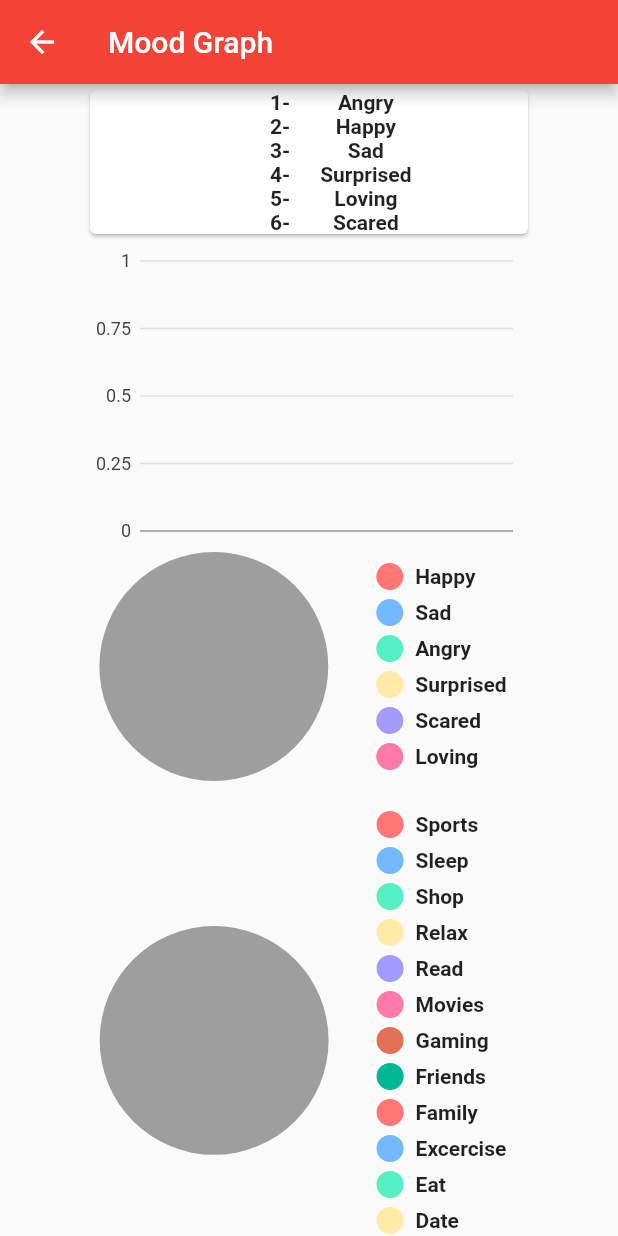
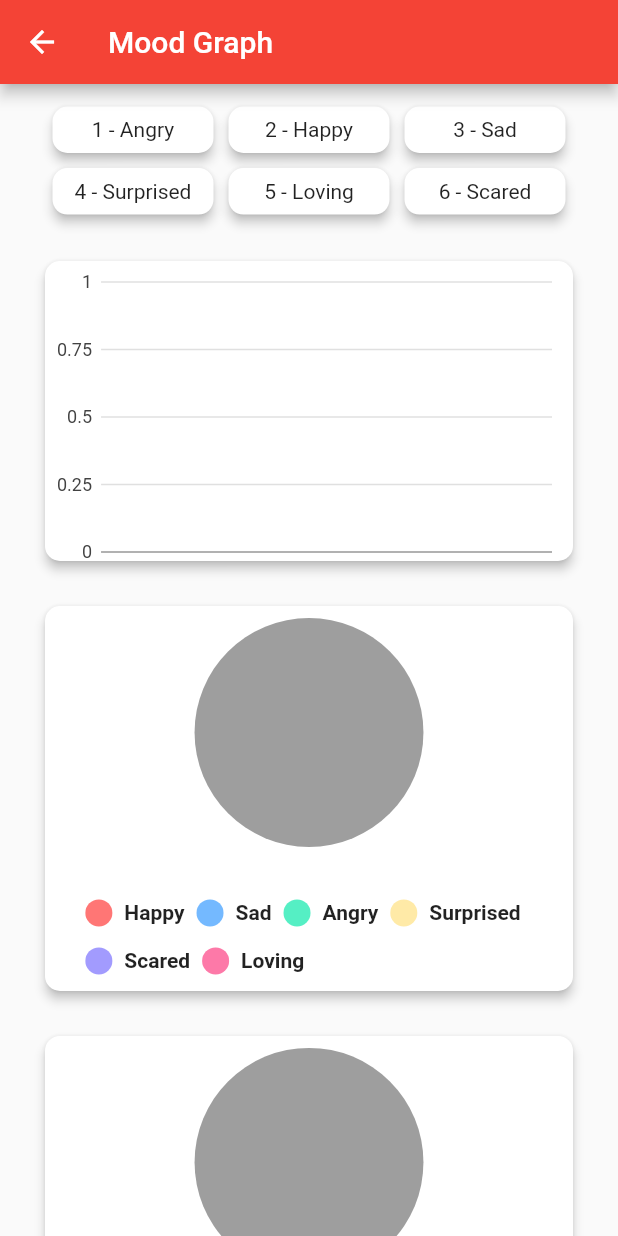
Before and after one commit to Himanshuranjan30/Mood-Diary-Flutter, a Flutter app: the MoodChart screen opened by its route, on a phone screen of 412 x 824 dp. Run offline on Flutter 3.47's test engine with Material 2 defaults, Android fonts, the phone set to English and light mode, and no system bars; drawn by our look-alikes of pie_chart; our stand-ins replace charts_flutter, sqflite; accounts and stored records are empty.

Commit message:
Graph page improved

```diff
--- a/lib/screens/chart.dart
+++ b/lib/screens/chart.dart
@@ -11,86 +11,83 @@ class MoodChart extends StatefulWidget {
 }
 
 class _MoodChartState extends State<MoodChart> {
-  List<CircleAvatar> colors = [
-    CircleAvatar(backgroundColor: Colors.red),
-    CircleAvatar(backgroundColor: Colors.black),
-    CircleAvatar(backgroundColor: Colors.pink),
-    CircleAvatar(backgroundColor: Colors.purple),
-    CircleAvatar(backgroundColor: Colors.green),
-    CircleAvatar(backgroundColor: Colors.blue)
+  List<Color> defaultColorList = [
+    Color(0xFFff7675),
+    Color(0xFF74b9ff),
+    Color(0xFF55efc4),
+    Color(0xFFffeaa7),
+    Color(0xFFa29bfe),
+    Color(0xFFfd79a8),
+    Color(0xFFe17055),
+    Color(0xFF00b894),
   ];
 
-  List<String> colornames = ['Red', 'Black', 'Pink', 'Purple', 'Green', 'Blue'];
-  double a=0;
-  double b=0;
-  double c=0;
-  double d=0;
-  double e=0;
-  double f=0;
-  double g=0;
-  double h=0;
-  double i=0;
-  double j=0;
-  double k=0;
-  double l=0;
-  double m=0;
-  double n=0;
-  double o=0;
-  double p=0;
-  double q=0;
-  double r=0;
-  double s=0;
+  double a = 0;
+  double b = 0;
+  double c = 0;
+  double d = 0;
+  double e = 0;
+  double f = 0;
+  double g = 0;
+  double h = 0;
+  double i = 0;
+  double j = 0;
+  double k = 0;
+  double l = 0;
+  double m = 0;
+  double n = 0;
+  double o = 0;
+  double p = 0;
+  double q = 0;
+  double r = 0;
+  double s = 0;
 
   Map<String, double> dataMap = Map();
-  Map<String, double> dataMap2=Map();
+  Map<String, double> dataMap2 = Map();
   void initState() {
     super.initState();
-    Provider.of<MoodCard>(context,listen: false).data.forEach((element) {
-      if(element.moodno==1)
-        a=a+1;
-      else if(element.moodno==2)
-        b=b+1;
-      else if(element.moodno==3)
-        c=c+1;
-      else if(element.moodno==4)
-        d=d+1;
-      else if(element.moodno==5)
-      e=e+1;
+    Provider.of<MoodCard>(context, listen: false).data.forEach((element) {
+      if (element.moodno == 1)
+        a = a + 1;
+      else if (element.moodno == 2)
+        b = b + 1;
+      else if (element.moodno == 3)
+        c = c + 1;
+      else if (element.moodno == 4)
+        d = d + 1;
+      else if (element.moodno == 5)
+        e = e + 1;
       else
-       f=f+1;
-
-
+        f = f + 1;
     });
 
-    Provider.of<MoodCard>(context,listen: false).actiname.forEach((element) {
-      if(element=='Sports')
-       g=g+1;
-      else if(element=='Sleep')
-       h=h+1;
-       else if(element=='Shop')
-       i=i+1;
-       else if(element=='Relax')
-       j=j+1;
-       else if(element=='Read')
-       k=k+1;
-       else if(element=='Movies')
-       l=l+1;
-       else if(element=='Gaming')
-       m=m+1;
-       else if(element=='Friends')
-       n=n+1;
-       else if(element=='Family')
-       o=o+1;
-       else if(element=='Excercise')
-       p=p+1;
-       else if(element=='Eat')
-       q=q+1;
-       else if(element=='Date')
-       r=r+1;
-       else if(element=='Clean')
-       s=s+1;
+    Provider.of<MoodCard>(context, listen: false).actiname.forEach((element) {
+      if (element == 'Sports')
+        g = g + 1;
+      else if (element == 'Sleep')
+        h = h + 1;
+      else if (element == 'Shop')
+        i = i + 1;
+      else if (element == 'Relax')
+        j = j + 1;
+      else if (element == 'Read')
+        k = k + 1;
+      else if (element == 'Movies')
+        l = l + 1;
+      else if (element == 'Gaming')
+        m = m + 1;
+      else if (element == 'Friends')
+        n = n + 1;
+      else if (element == 'Family')
+        o = o + 1;
+      else if (element == 'Excercise')
+        p = p + 1;
+      else if (element == 'Eat')
+        q = q + 1;
+      else if (element == 'Date')
+        r = r + 1;
+      else if (element == 'Clean') s = s + 1;
     });
-
 
     dataMap.putIfAbsent("Happy", () => b);
     dataMap.putIfAbsent("Sad", () => c);
@@ -111,7 +108,6 @@ class _MoodChartState extends State<MoodChart> {
     dataMap2.putIfAbsent('Eat', () => q);
     dataMap2.putIfAbsent('Date', () => r);
     dataMap2.putIfAbsent('Clean', () => s);
-
   }
 
   @override
@@ -123,104 +119,157 @@ class _MoodChartState extends State<MoodChart> {
         data: data,
         domainFn: (MoodData series, _) => series.date,
         measureFn: (MoodData series, _) => series.moodno,
-        colorFn: (MoodData series, _) =>
-            charts.ColorUtil.fromDartColor(Colors.blue),
+        colorFn: (MoodData series, _) => charts.ColorUtil.fromDartColor(
+          Color(0xFF74b9ff),
+        ),
       )
     ];
 
     return Scaffold(
       appBar: AppBar(title: Text('Mood Graph'), backgroundColor: Colors.red),
-      body: SingleChildScrollView(
-              child: Column(
+      body: ListView(
+        padding: EdgeInsets.symmetric(horizontal: 30, vertical: 10),
         children: <Widget>[
-              Container(
-        width:300,
-        child: Card(
-                    child: Row(
-            children: <Widget>[
-              SizedBox(width: 120),
-              Column(
-                children: <Widget>[
-                  Text('1-',style: TextStyle(fontWeight:FontWeight.bold),),
-                  Text('2-',style: TextStyle(fontWeight:FontWeight.bold),),
-                  Text('3-',style: TextStyle(fontWeight:FontWeight.bold),),
-                  Text('4-',style: TextStyle(fontWeight:FontWeight.bold),),
-                  Text('5-',style: TextStyle(fontWeight:FontWeight.bold),),
-                  Text('6-',style: TextStyle(fontWeight:FontWeight.bold),)
-                ],
-              ),
-              SizedBox(width:20),
-              Column(children: <Widget>[
-                Text('Angry',style: TextStyle(fontWeight:FontWeight.bold),),
-                Text('Happy',style: TextStyle(fontWeight:FontWeight.bold),),
-                Text('Sad',style: TextStyle(fontWeight:FontWeight.bold),),
-                Text('Surprised',style: TextStyle(fontWeight:FontWeight.bold),),
-                Text('Loving',style: TextStyle(fontWeight:FontWeight.bold),),
-                Text('Scared',style: TextStyle(fontWeight:FontWeight.bold),)
-              ])
-            ],
+          SizedBox(
+            height: 108,
+            width: 300,
+            child: GridView.count(
+              crossAxisCount: 3,
+              childAspectRatio: (300 - 30) / (108 - 30),
+              crossAxisSpacing: 10,
+              mainAxisSpacing: 10,
+              padding: EdgeInsets.symmetric(vertical: 5, horizontal: 5),
+              children: List.generate(
+                  6,
+                  (index) => MyMoodCard(Text(
+                        "${index + 1} - ${[
+                          'Angry',
+                          'Happy',
+                          'Sad',
+                          'Surprised',
+                          'Loving',
+                          'Scared'
+                        ][index]}",
+                        textAlign: TextAlign.center,
+                      ))),
             ),
           ),
-              ),
-              Center(
-        child: Container(
+          Container(
             height: 200,
-          width: 300,
-          child: charts.BarChart(
+            child: MyMoodCard(
+              charts.BarChart(
                 series,
                 animate: true,
               ),
             ),
           ),
+          Container(
+            height: 30,
+          ),
+          Container(
+            width: 200,
+            child: MyMoodCard(
               PieChart(
                 dataMap: dataMap,
                 animationDuration: Duration(milliseconds: 800),
                 chartLegendSpacing: 32.0,
                 chartRadius: MediaQuery.of(context).size.width / 2.7,
+                chartType: ChartType.disc,
+                legendOptions: LegendOptions(
+                  showLegendsInRow: true,
+                  legendPosition: LegendPosition.bottom,
+                  showLegends: true,
+                  legendShape: BoxShape.circle,
+                  legendTextStyle: TextStyle(
+                    fontWeight: FontWeight.bold,
+                  ),
+                ),
+                chartValuesOptions: ChartValuesOptions(
+                  showChartValueBackground: true,
+                  showChartValues: true,
                   showChartValuesInPercentage: true,
-              showChartValues: true,
                   showChartValuesOutside: false,
-              chartValueBackgroundColor: Colors.grey[200],
-
-              showLegends: true,
-              legendPosition: LegendPosition.right,
-              decimalPlaces: 1,
-              showChartValueLabel: true,
-              initialAngle: 0,
-              chartValueStyle: defaultChartValueStyle.copyWith(
-                color: Colors.blueGrey[900].withOpacity(0.9),
                 ),
-              chartType: ChartType.disc,
               ),
-
+            ),
+          ),
           Container(
-              height: 330,
-              width: 400,
-
-              child: PieChart(
+            height: 30,
+          ),
+          Container(
+            width: 200,
+            child: MyMoodCard(
+              PieChart(
                 dataMap: dataMap2,
                 animationDuration: Duration(milliseconds: 800),
                 chartLegendSpacing: 32.0,
                 chartRadius: MediaQuery.of(context).size.width / 2.7,
+                chartType: ChartType.disc,
+                legendOptions: LegendOptions(
+                  showLegendsInRow: true,
+                  legendPosition: LegendPosition.bottom,
+                  showLegends: true,
+                  legendShape: BoxShape.circle,
+                  legendTextStyle: TextStyle(
+                    fontWeight: FontWeight.bold,
+                  ),
+                ),
+                chartValuesOptions: ChartValuesOptions(
+                  showChartValueBackground: true,
+                  showChartValues: true,
                   showChartValuesInPercentage: true,
-                showChartValues: true,
                   showChartValuesOutside: false,
-                chartValueBackgroundColor: Colors.grey[200],
-
-                showLegends: true,
-                legendPosition: LegendPosition.right,
-                decimalPlaces: 1,
-                showChartValueLabel: true,
-                initialAngle: 0,
-                chartValueStyle: defaultChartValueStyle.copyWith(
-                  color: Colors.blueGrey[900].withOpacity(0.9),
                 ),
-                chartType: ChartType.disc,
+              ),
             ),
           )
         ],
       ),
-      ),
     );
   }
 }
+
+class MyMoodCard extends StatefulWidget {
+  Widget w;
+  MyMoodCard(this.w);
+
+  @override
+  _MyMoodCardState createState() => _MyMoodCardState();
+}
+
+class _MyMoodCardState extends State<MyMoodCard>
+    with SingleTickerProviderStateMixin {
+  AnimationController _animationController;
+  Animation<double> _slideAnimation;
+
+  @override
+  void initState() {
+    _animationController = AnimationController(
+        vsync: this, duration: Duration(milliseconds: 1000));
+    _slideAnimation = Tween<double>(begin: 0.0, end: 1.0).animate(
+        CurvedAnimation(parent: _animationController, curve: Curves.ease));
+    _animationController.forward();
+    super.initState();
+  }
+
+  @override
+  Widget build(BuildContext context) {
+    return AnimatedBuilder(
+        animation: _animationController,
+        child: Card(
+          margin: EdgeInsets.zero,
+          elevation: 3.0,
+          shape:
+              RoundedRectangleBorder(borderRadius: BorderRadius.circular(10)),
+          child: Center(
+            child: widget.w,
+          ),
+        ),
+        builder: (context, child) {
+          return Transform.translate(
+            offset: Offset(1 - _slideAnimation.value, 0) * -40,
+            child: child,
+          );
+        });
+  }
+}
--- a/pubspec.yaml
+++ b/pubspec.yaml
@@ -27,7 +27,7 @@ dependencies:
   provider: ^4.3.1
   sqflite: ^1.3.1
   charts_flutter: ^0.9.0
-  pie_chart: ^3.1.1
+  pie_chart: ^4.0.1
   path: ^1.6.2
   path_provider: ^1.6.11
 
```
Also changed, not shown: pubspec.lock. Lines whose indentation alone changed are shown as unchanged.
